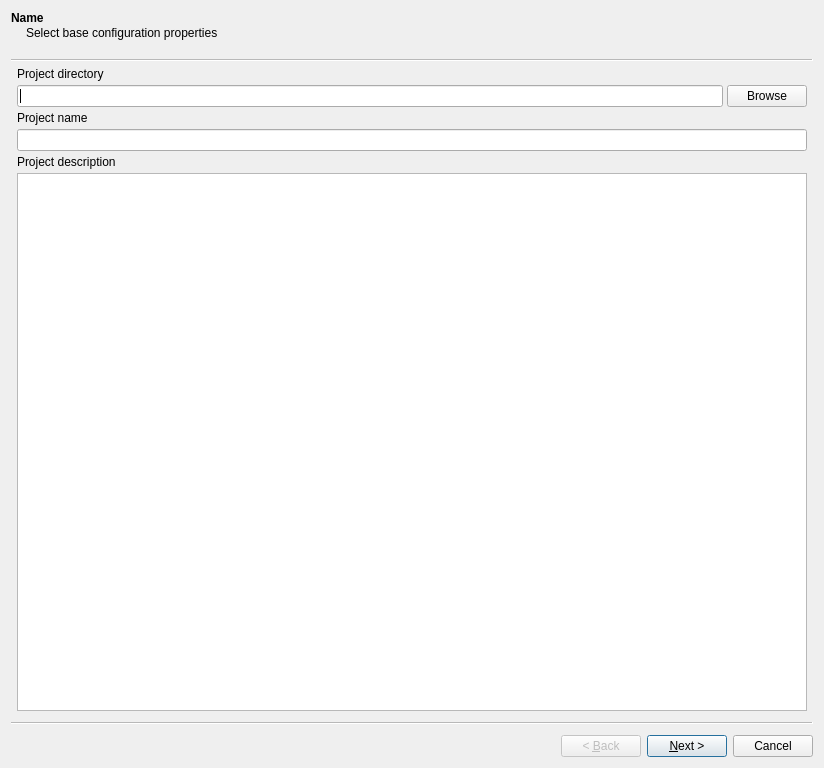
Qt form GUI/Qt/UCreateConfigurationWizardWidget.ui (aicommunity/Rdk) before a commit.
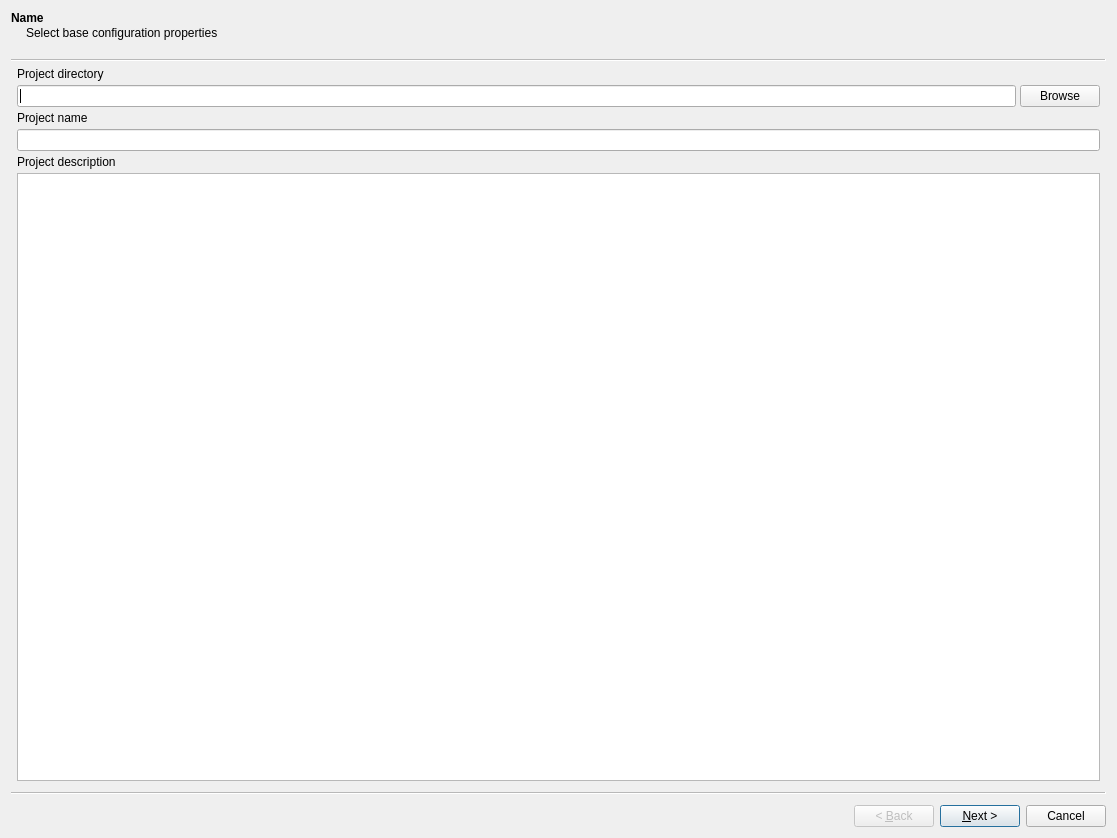
The same form after that commit.

Commit message: Update project wizard model particaly implemented #3.

Patch:
```diff
--- a/GUI/Qt/UCreateConfigurationWizardWidget.ui
+++ b/GUI/Qt/UCreateConfigurationWizardWidget.ui
@@ -6,8 +6,8 @@
    <rect>
     <x>0</x>
     <y>0</y>
-    <width>824</width>
-    <height>768</height>
+    <width>1117</width>
+    <height>838</height>
    </rect>
   </property>
   <property name="windowTitle">
```
Left out of the diff: 382 changed lines with no effect on the pictures. Lines whose indentation alone changed are shown as unchanged. The commit also changes 2 other files.
